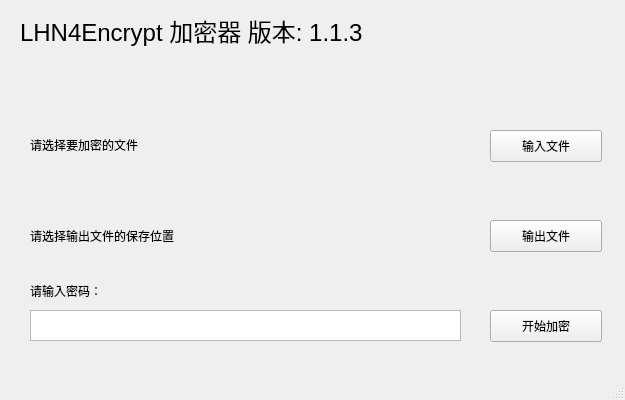
This is LHN4Crypt-macOS/LHN4Encrypt/mainwindow.ui in vincenttsang/LHN4Crypt as Qt 5 draws it before an edit. The edited form follows.
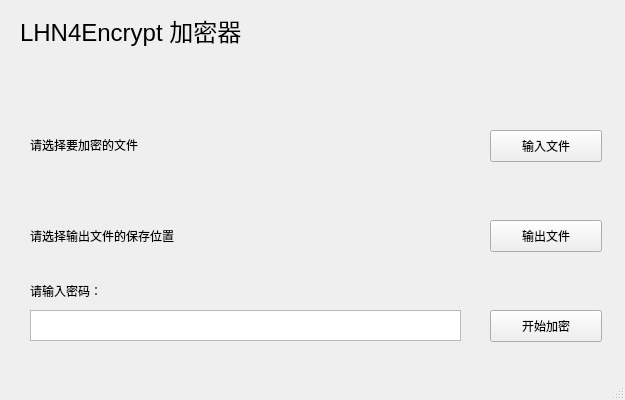
This is the edited form.

```diff
--- a/LHN4Crypt-macOS/LHN4Encrypt/mainwindow.ui
+++ b/LHN4Crypt-macOS/LHN4Encrypt/mainwindow.ui
@@ -117,7 +117,7 @@
      </font>
     </property>
     <property name="text">
-     <string>LHN4Encrypt 加密器 版本: 1.1.3</string>
+     <string>LHN4Encrypt 加密器</string>
     </property>
    </widget>
   </widget>
```
Left out of the diff: 2 changed lines with no effect on the pictures.
